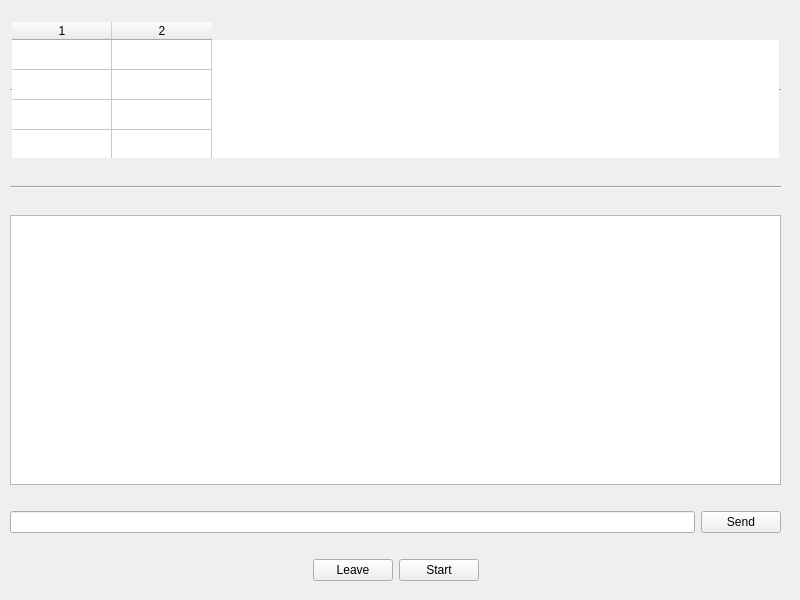
francois-berder/battletank, file ui/ChatMenu.ui: the form before one commit.
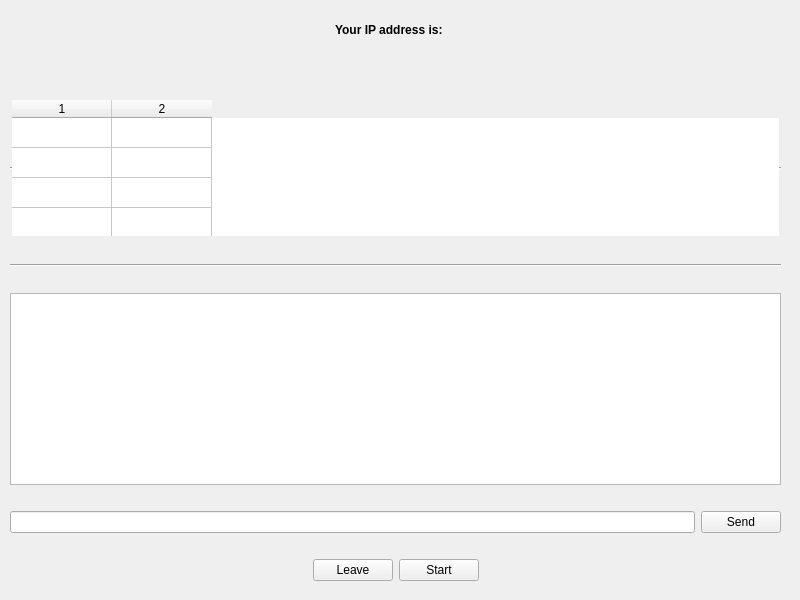
The form after the commit.

Commit message: chatmenu: ip address displayed if hosting

Patch:
```diff
--- a/ui/ChatMenu.ui
+++ b/ui/ChatMenu.ui
@@ -23,6 +23,63 @@
     </rect>
    </property>
    <layout class="QVBoxLayout" name="verticalLayout">
+    <item>
+     <layout class="QHBoxLayout" name="horizontalLayout_3">
+      <item>
+       <spacer name="horizontalSpacer_3">
+        <property name="orientation">
+         <enum>Qt::Horizontal</enum>
+        </property>
+        <property name="sizeHint" stdset="0">
+         <size>
+          <width>40</width>
+          <height>20</height>
+         </size>
+        </property>
+       </spacer>
+      </item>
+      <item>
+       <widget class="QLabel" name="labelIPAdress">
+        <property name="text">
+         <string>&lt;strong&gt;Your IP address is:&lt;/strong&gt;</string>
+        </property>
+       </widget>
+      </item>
+      <item>
+       <widget class="QLabel" name="IPAddress">
+        <property name="text">
+         <string/>
+        </property>
+       </widget>
+      </item>
+      <item>
+       <spacer name="horizontalSpacer_4">
+        <property name="orientation">
+         <enum>Qt::Horizontal</enum>
+        </property>
+        <property name="sizeHint" stdset="0">
+         <size>
+          <width>40</width>
+          <height>20</height>
+         </size>
+        </property>
+       </spacer>
+      </item>
+     </layout>
+    </item>
+    <item>
+     <spacer name="verticalSpacer_5">
+      <property name="orientation">
+       <enum>Qt::Vertical</enum>
+      </property>
+      <property name="sizeHint" stdset="0">
+       <size>
+        <width>20</width>
+        <height>20</height>
+       </size>
+      </property>
+     </spacer>
+    </item>
     <item>
      <widget class="QTableWidget" name="players">
       <property name="sizePolicy">
```
The commit also changes 3 other files.
